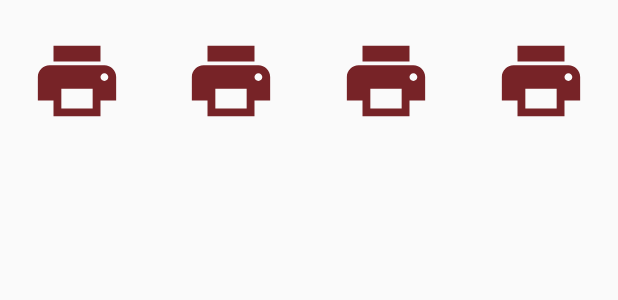
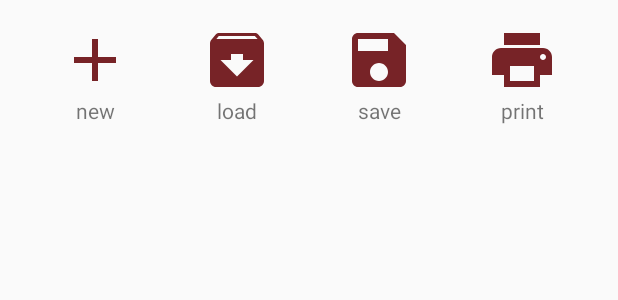
Before and after one commit to Angello-27/Plotter, an Android app: the layout content_palette.xml on its own in the app's theme, with its tools: preview values and no code run, on a phone screen of 412 x 824 dp. Shown: the top 300 px of the screen. Run offline under Robolectric (Android 15) with nearby library versions, the phone set to English and light mode, and no system bars.

Commit message:
añadiendo icono a las funciones

```diff
--- a/app/src/main/java/com/topicos/development/plotter/utils/Lienzo.java
+++ b/app/src/main/java/com/topicos/development/plotter/utils/Lienzo.java
@@ -5,6 +5,7 @@ import android.content.Context;
 import android.graphics.Canvas;
 import android.graphics.Color;
 import android.util.AttributeSet;
+import android.util.Log;
 import android.view.MotionEvent;
 import android.view.SurfaceHolder;
 import android.view.SurfaceView;
@@ -49,6 +50,8 @@ public class Lienzo extends SurfaceView implements SurfaceHolder.Callback {
     public boolean onTouchEvent(MotionEvent event) {
         punto.setX(event.getX());
         punto.setY(event.getY());
+        if (event.getAction() == MotionEvent.ACTION_DOWN)
+            Log.e("", "");
         return super.onTouchEvent(event);
     }
 
--- /dev/null
+++ b/app/src/main/res/drawable/ic_add_black_24dp.xml
@@ -0,0 +1,5 @@
+<vector android:height="48dp" android:tint="#772327"
+    android:viewportHeight="24.0" android:viewportWidth="24.0"
+    android:width="48dp" xmlns:android="http://schemas.android.com/apk/res/android">
+    <path android:fillColor="#FF000000" android:pathData="M19,13h-6v6h-2v-6H5v-2h6V5h2v6h6v2z"/>
+</vector>
--- /dev/null
+++ b/app/src/main/res/drawable/ic_archive_black_24dp.xml
@@ -0,0 +1,5 @@
+<vector android:height="48dp" android:tint="#772327"
+    android:viewportHeight="24.0" android:viewportWidth="24.0"
+    android:width="48dp" xmlns:android="http://schemas.android.com/apk/res/android">
+    <path android:fillColor="#FF000000" android:pathData="M20.54,5.23l-1.39,-1.68C18.88,3.21 18.47,3 18,3H6c-0.47,0 -0.88,0.21 -1.16,0.55L3.46,5.23C3.17,5.57 3,6.02 3,6.5V19c0,1.1 0.9,2 2,2h14c1.1,0 2,-0.9 2,-2V6.5c0,-0.48 -0.17,-0.93 -0.46,-1.27zM12,17.5L6.5,12H10v-2h4v2h3.5L12,17.5zM5.12,5l0.81,-1h12l0.94,1H5.12z"/>
+</vector>
--- /dev/null
+++ b/app/src/main/res/drawable/ic_print_black_24dp.xml
@@ -0,0 +1,5 @@
+<vector android:height="48dp" android:tint="#772327"
+    android:viewportHeight="24.0" android:viewportWidth="24.0"
+    android:width="48dp" xmlns:android="http://schemas.android.com/apk/res/android">
+    <path android:fillColor="#FF000000" android:pathData="M19,8L5,8c-1.66,0 -3,1.34 -3,3v6h4v4h12v-4h4v-6c0,-1.66 -1.34,-3 -3,-3zM16,19L8,19v-5h8v5zM19,12c-0.55,0 -1,-0.45 -1,-1s0.45,-1 1,-1 1,0.45 1,1 -0.45,1 -1,1zM18,3L6,3v4h12L18,3z"/>
+</vector>
--- /dev/null
+++ b/app/src/main/res/drawable/ic_save_black_24dp.xml
@@ -0,0 +1,5 @@
+<vector android:height="48dp" android:tint="#772327"
+    android:viewportHeight="24.0" android:viewportWidth="24.0"
+    android:width="48dp" xmlns:android="http://schemas.android.com/apk/res/android">
+    <path android:fillColor="#FF000000" android:pathData="M17,3L5,3c-1.11,0 -2,0.9 -2,2v14c0,1.1 0.89,2 2,2h14c1.1,0 2,-0.9 2,-2L21,7l-4,-4zM12,19c-1.66,0 -3,-1.34 -3,-3s1.34,-3 3,-3 3,1.34 3,3 -1.34,3 -3,3zM15,9L5,9L5,5h10v4z"/>
+</vector>
--- a/app/src/main/res/layout/content_palette.xml
+++ b/app/src/main/res/layout/content_palette.xml
@@ -3,34 +3,125 @@
     xmlns:app="http://schemas.android.com/apk/res-auto"
     android:layout_width="match_parent"
     android:layout_height="wrap_content"
+    android:padding="@dimen/margen"
     android:orientation="horizontal">
 
-    <androidx.appcompat.widget.AppCompatImageButton
+    <LinearLayout
         android:layout_width="0dp"
         android:layout_weight="1"
         android:layout_height="wrap_content"
-        android:background="@null"
-        app:srcCompat="@drawable/ic_launcher_foreground" />
+        android:orientation="vertical">
 
-    <androidx.appcompat.widget.AppCompatImageButton
+        <androidx.appcompat.widget.AppCompatImageButton
+            android:id="@+id/image_button"
+            android:layout_width="wrap_content"
+            android:layout_height="wrap_content"
+            android:background="@null"
+            android:layout_gravity="center"
+            android:src="@drawable/ic_add_black_24dp"
+            app:layout_constraintBottom_toTopOf="@id/text_view"
+            app:layout_constraintEnd_toEndOf="parent"
+            app:layout_constraintStart_toStartOf="parent"
+            app:layout_constraintTop_toTopOf="parent" />
+
+        <androidx.appcompat.widget.AppCompatTextView
+            android:id="@+id/text_view"
+            android:layout_width="match_parent"
+            android:layout_height="wrap_content"
+            android:text="new"
+            android:textAlignment="center"
+            app:layout_constraintBottom_toBottomOf="parent"
+            app:layout_constraintEnd_toEndOf="parent"
+            app:layout_constraintStart_toStartOf="parent"
+            app:layout_constraintTop_toTopOf="parent" />
+    </LinearLayout>
+
+    <LinearLayout
         android:layout_width="0dp"
         android:layout_weight="1"
         android:layout_height="wrap_content"
-        android:background="@null"
-        app:srcCompat="@drawable/ic_launcher_foreground" />
+        android:orientation="vertical">
 
-    <androidx.appcompat.widget.AppCompatImageButton
+        <androidx.appcompat.widget.AppCompatImageButton
+            android:layout_width="wrap_content"
+            android:layout_height="wrap_content"
+            android:background="@null"
+            android:layout_gravity="center"
+            android:src="@drawable/ic_archive_black_24dp"
+            app:layout_constraintBottom_toTopOf="@id/text_view"
+            app:layout_constraintEnd_toEndOf="parent"
+            app:layout_constraintStart_toStartOf="parent"
+            app:layout_constraintTop_toTopOf="parent" />
+
+        <androidx.appcompat.widget.AppCompatTextView
+            android:layout_width="match_parent"
+            android:layout_height="wrap_content"
+            android:text="load"
+            android:textAlignment="center"
+            app:layout_constraintBottom_toBottomOf="parent"
+            app:layout_constraintEnd_toEndOf="parent"
+            app:layout_constraintStart_toStartOf="parent"
+            app:layout_constraintTop_toTopOf="parent" />
+    </LinearLayout>
+
+    <LinearLayout
         android:layout_width="0dp"
         android:layout_weight="1"
         android:layout_height="wrap_content"
-        android:background="@null"
-        app:srcCompat="@drawable/ic_launcher_foreground" />
+        android:orientation="vertical">
 
-    <androidx.appcompat.widget.AppCompatImageButton
+        <androidx.appcompat.widget.AppCompatImageButton
+            android:layout_width="wrap_content"
+            android:layout_height="wrap_content"
+            android:background="@null"
+            android:layout_gravity="center"
+            android:src="@drawable/ic_save_black_24dp"
+            app:layout_constraintBottom_toTopOf="@id/text_view"
+            app:layout_constraintEnd_toEndOf="parent"
+            app:layout_constraintStart_toStartOf="parent"
+            app:layout_constraintTop_toTopOf="parent" />
+
+        <androidx.appcompat.widget.AppCompatTextView
+            android:layout_width="match_parent"
+            android:layout_height="wrap_content"
+            android:text="save"
+            android:textAlignment="center"
+            app:layout_constraintBottom_toBottomOf="parent"
+            app:layout_constraintEnd_toEndOf="parent"
+            app:layout_constraintStart_toStartOf="parent"
+            app:layout_constraintTop_toTopOf="parent" />
+    </LinearLayout>
+
+
+    <LinearLayout
         android:layout_width="0dp"
         android:layout_weight="1"
         android:layout_height="wrap_content"
-        android:background="@null"
-        app:srcCompat="@drawable/ic_launcher_foreground" />
+        android:orientation="vertical">
+
+        <androidx.appcompat.widget.AppCompatImageButton
+            android:layout_width="wrap_content"
+            android:layout_height="wrap_content"
+            android:background="@null"
+            android:layout_gravity="center"
+            android:src="@drawable/ic_print_black_24dp"
+            app:layout_constraintBottom_toTopOf="@id/text_view"
+            app:layout_constraintEnd_toEndOf="parent"
+            app:layout_constraintStart_toStartOf="parent"
+            app:layout_constraintTop_toTopOf="parent" />
+
+        <androidx.appcompat.widget.AppCompatTextView
+            android:layout_width="match_parent"
+            android:layout_height="wrap_content"
+            android:text="print"
+            android:textAlignment="center"
+            app:layout_constraintBottom_toBottomOf="parent"
+            app:layout_constraintEnd_toEndOf="parent"
+            app:layout_constraintStart_toStartOf="parent"
+            app:layout_constraintTop_toTopOf="parent" />
+    </LinearLayout>
+
+
+
 
 </LinearLayout>
```
